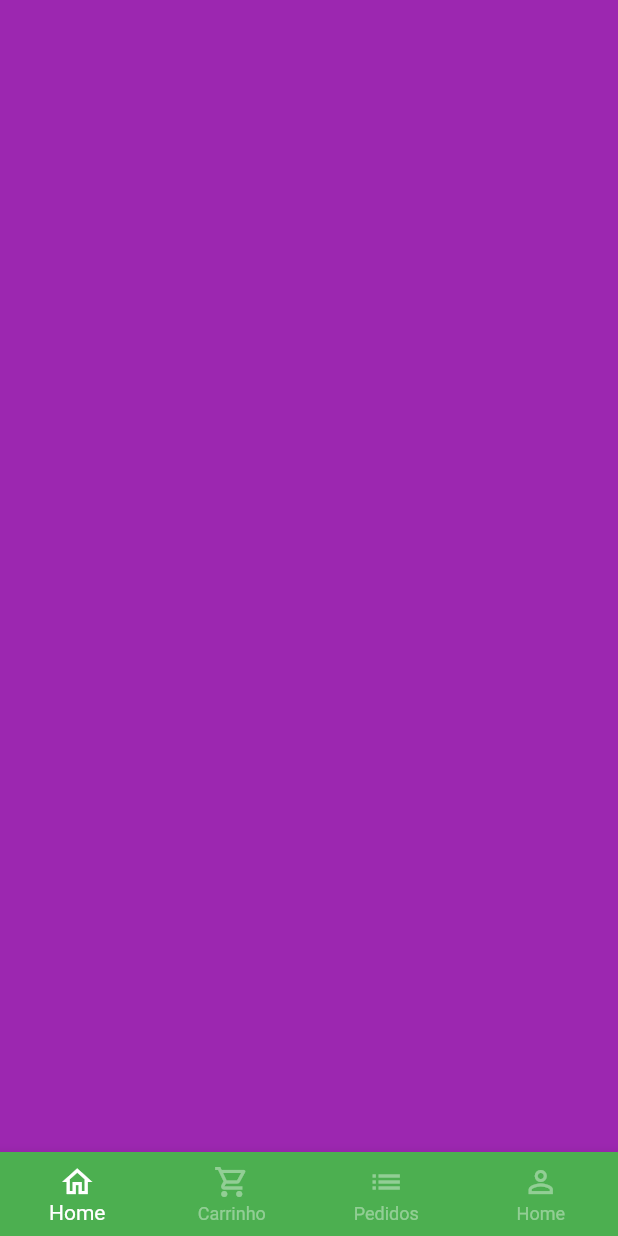
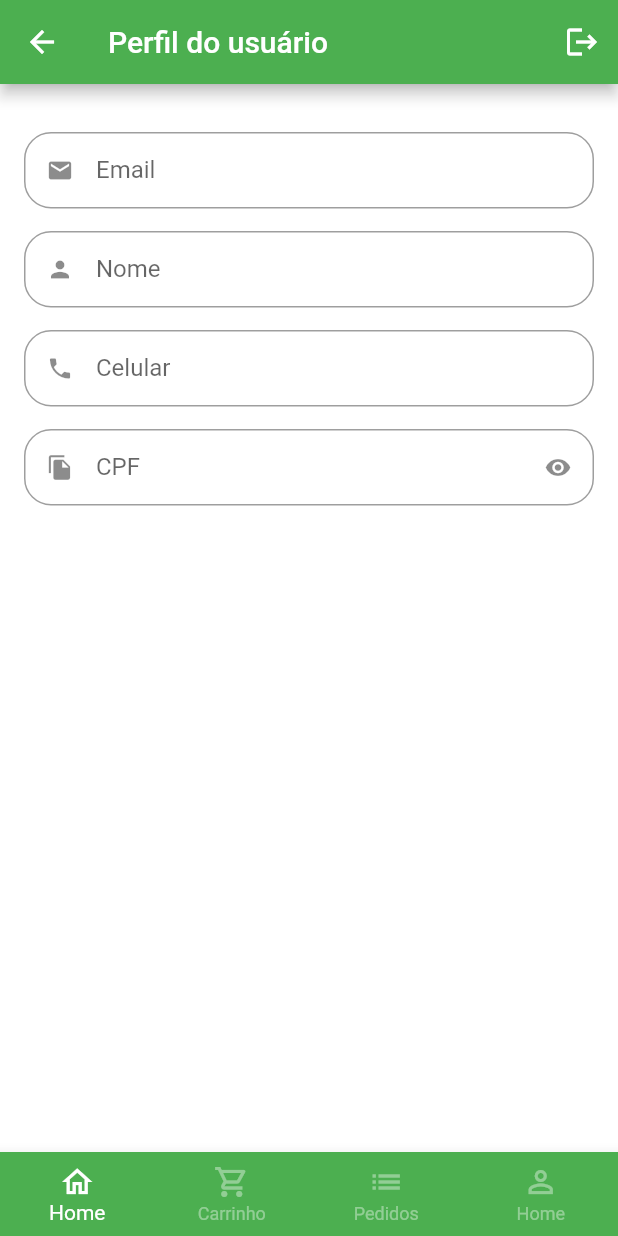
Before and after one commit to Marlon-Limax/GreenGrocer, a Flutter app: the BaseScreen screen opened directly, swiped to page 4, on a phone screen of 412 x 824 dp. Run offline on Flutter 3.47's test engine with Material 2 defaults, Android fonts, the phone set to English and light mode, and no system bars; our stand-ins replace animated_text_kit, badges, mask_text_input_formatter.

Commit message:
Creating screen with form - profile

```diff
--- a/lib/src/config/app_data.dart
+++ b/lib/src/config/app_data.dart
@@ -1,3 +1,5 @@
+import 'package:greengrocer/src/models/user_model.dart';
+
 import '../models/cart_item_model.dart';
 import '../models/item_model.dart';
 
@@ -87,3 +89,11 @@ List<CartItemModel> cartItems = [
     quantity: 3,
   ),
 ];
+
+UserModel user = UserModel(
+  celular: '99 9 9999-9999',
+  cpf: '999.999.999-99',
+  email: 'limax@gmail.com',
+  name: 'Marlon Limax',
+  senha: '',
+);
--- /dev/null
+++ b/lib/src/models/user_model.dart
@@ -0,0 +1,15 @@
+class UserModel {
+  String name;
+  String email;
+  String celular;
+  String cpf;
+  String senha;
+
+  UserModel({
+    required this.celular,
+    required this.cpf,
+    required this.email,
+    required this.name,
+    required this.senha,
+  });
+}
--- a/lib/src/pages/auth/sign_in_screen.dart
+++ b/lib/src/pages/auth/sign_in_screen.dart
@@ -1,9 +1,9 @@
 import 'package:animated_text_kit/animated_text_kit.dart';
 import 'package:flutter/material.dart';
-import 'package:greengrocer/src/pages/auth/components/sign_up_screen.dart';
+import 'package:greengrocer/src/pages/auth/sign_up_screen.dart';
 import 'package:greengrocer/src/config/custom_colors.dart';
 import 'package:greengrocer/src/pages/base/base_screen.dart';
-import 'components/custom_text_field.dart';
+import '../common_widgets/custom_text_field.dart';
 
 class SignInScreen extends StatelessWidget {
   const SignInScreen({super.key});
--- a/lib/src/pages/auth/components/sign_up_screen.dart
+++ b/lib/src/pages/auth/sign_up_screen.dart
@@ -1,5 +1,5 @@
 import 'package:flutter/material.dart';
-import 'package:greengrocer/src/pages/auth/components/custom_text_field.dart';
+import 'package:greengrocer/src/pages/common_widgets/custom_text_field.dart';
 import 'package:greengrocer/src/config/custom_colors.dart';
 import 'package:mask_text_input_formatter/mask_text_input_formatter.dart';
 
--- a/lib/src/pages/base/base_screen.dart
+++ b/lib/src/pages/base/base_screen.dart
@@ -1,5 +1,6 @@
 import 'package:flutter/material.dart';
 import 'package:greengrocer/src/pages/cart/cart_tab.dart';
+import 'package:greengrocer/src/pages/profile/profile_tab.dart';
 
 import '../home/home_tab.dart';
 
@@ -22,9 +23,9 @@ class _BaseScreenState extends State<BaseScreen> {
         controller: pageController,
         children: [
           const HomeTab(),
-          CartTab(),
+          const CartTab(),
           Container(color: Colors.blue),
-          Container(color: Colors.purple),
+          const ProfileTab(),
         ],
       ),
       bottomNavigationBar: BottomNavigationBar(
--- /dev/null
+++ b/lib/src/pages/profile/profile_tab.dart
@@ -0,0 +1,55 @@
+import 'package:flutter/material.dart';
+import 'package:greengrocer/src/pages/common_widgets/custom_text_field.dart';
+import 'package:greengrocer/src/config/app_data.dart' as appData;
+
+class ProfileTab extends StatelessWidget {
+  const ProfileTab({super.key});
+
+  @override
+  Widget build(BuildContext context) {
+    return Scaffold(
+      appBar: AppBar(
+        title: const Text('Perfil do usuário'),
+        actions: [
+          IconButton(
+            onPressed: () {},
+            icon: const Icon(Icons.logout),
+          )
+        ],
+      ),
+      body: ListView(
+        physics: const BouncingScrollPhysics(),
+        padding: const EdgeInsets.fromLTRB(16, 32, 16, 16),
+
+        // Email
+        children: const [
+          CustomTextField(
+            icon: Icons.email,
+            label: 'Email',
+          ),
+
+          //Nome
+          CustomTextField(
+            icon: Icons.person,
+            label: 'Nome',
+          ),
+
+          //Celular
+          CustomTextField(
+            icon: Icons.phone,
+            label: 'Celular',
+          ),
+
+          //CPF
+          CustomTextField(
+            icon: Icons.file_copy,
+            label: 'CPF',
+            isSecret: true,
+          ),
+
+          // Botão para atualizar senha
+        ],
+      ),
+    );
+  }
+}
```
Also changed, not shown: lib/src/pages/common_widgets/custom_text_field.dart (renamed from lib/src/pages/auth/components/custom_text_field.dart).
